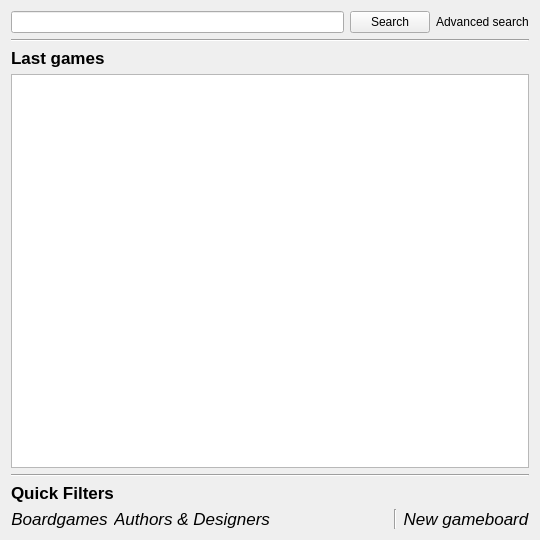
Qt form ui/designer/dashboard.ui (arielvb/collector) before a commit.
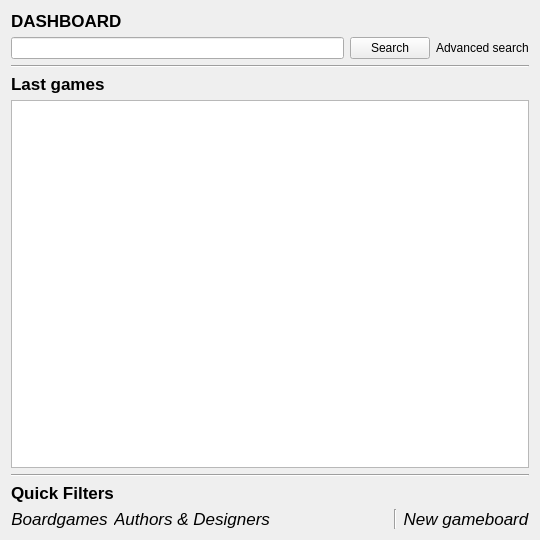
The same form after that commit. Icons and pictures are not drawn.

Patch:
```diff
--- a/ui/designer/dashboard.ui
+++ b/ui/designer/dashboard.ui
@@ -14,6 +14,23 @@
    <string>Form</string>
   </property>
   <layout class="QVBoxLayout" name="verticalLayout_2">
+   <item>
+    <widget class="QLabel" name="label_7">
+     <property name="font">
+      <font>
+       <pointsize>13</pointsize>
+       <weight>75</weight>
+       <bold>true</bold>
+      </font>
+     </property>
+     <property name="text">
+      <string>DASHBOARD</string>
+     </property>
+     <property name="textInteractionFlags">
+      <set>Qt::NoTextInteraction</set>
+     </property>
+    </widget>
+   </item>
    <item>
     <layout class="QVBoxLayout" name="verticalLayout">
      <item>
```
Left out of the diff: 38 changed lines with no effect on the pictures.
